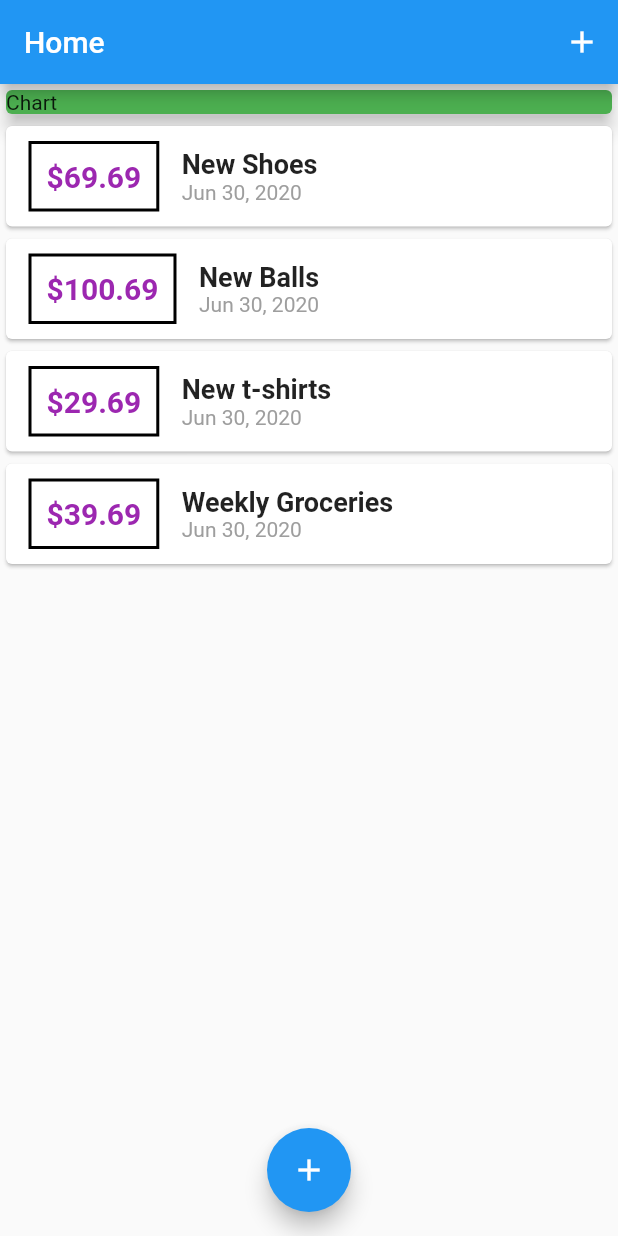
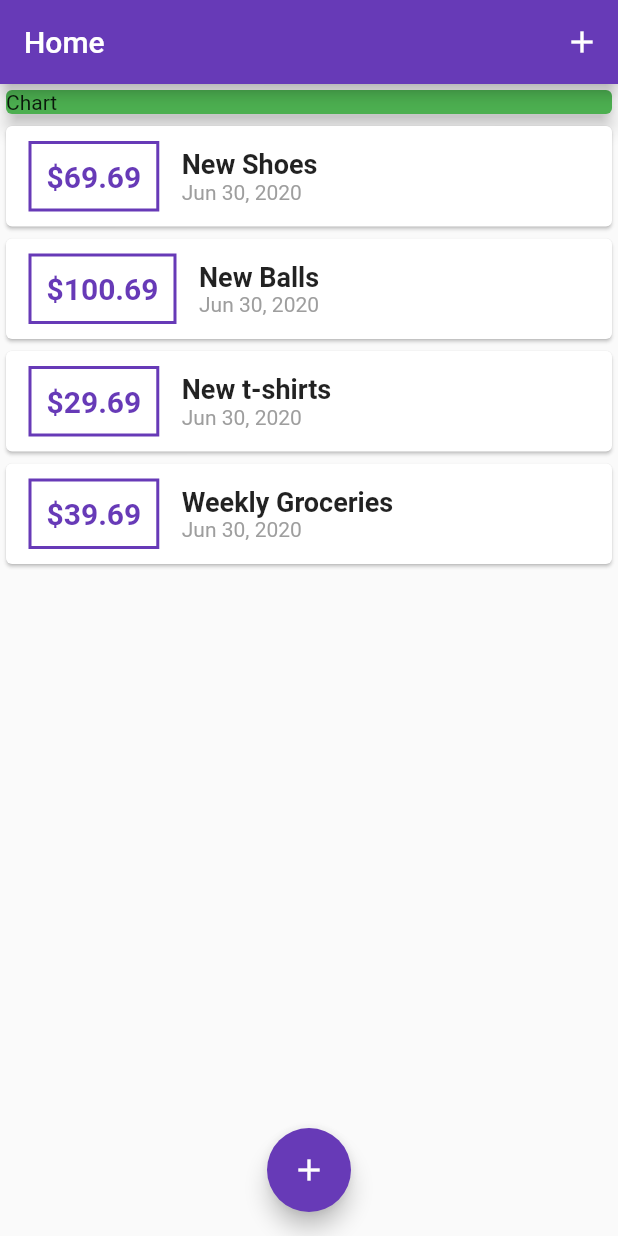
Before and after one commit to A1doranM/personal_expenses_app, a Flutter app: the screen it shows after launch, on a phone screen of 412 x 824 dp. Run offline on Flutter 3.47's test engine with Material 2 defaults, Android fonts, the phone set to English and light mode, and no system bars.

Commit message:
added theming

```diff
--- a/lib/main.dart
+++ b/lib/main.dart
@@ -12,6 +12,9 @@ class MyApp extends StatelessWidget {
   Widget build(BuildContext context) {
     return MaterialApp(
       title: "Expense planner.",
+      theme: ThemeData(
+        primarySwatch: Colors.deepPurple
+      ),
       home: MyHomePage(),
     );
   }
--- a/lib/widgets/transaction_list.dart
+++ b/lib/widgets/transaction_list.dart
@@ -20,7 +20,7 @@ class TransactionList extends StatelessWidget {
                   margin: EdgeInsets.symmetric(vertical: 10, horizontal: 15),
                   decoration: BoxDecoration(
                     border: Border.all(
-                      color: Colors.black,
+                      color: Theme.of(context).primaryColor,
                       width: 2,
                     ),
                   ),
@@ -30,7 +30,7 @@ class TransactionList extends StatelessWidget {
                     style: TextStyle(
                         fontWeight: FontWeight.bold,
                         fontSize: 20,
-                        color: Colors.purple),
+                        color: Theme.of(context).primaryColor),
                   ),
                 ),
                 Column(
```
